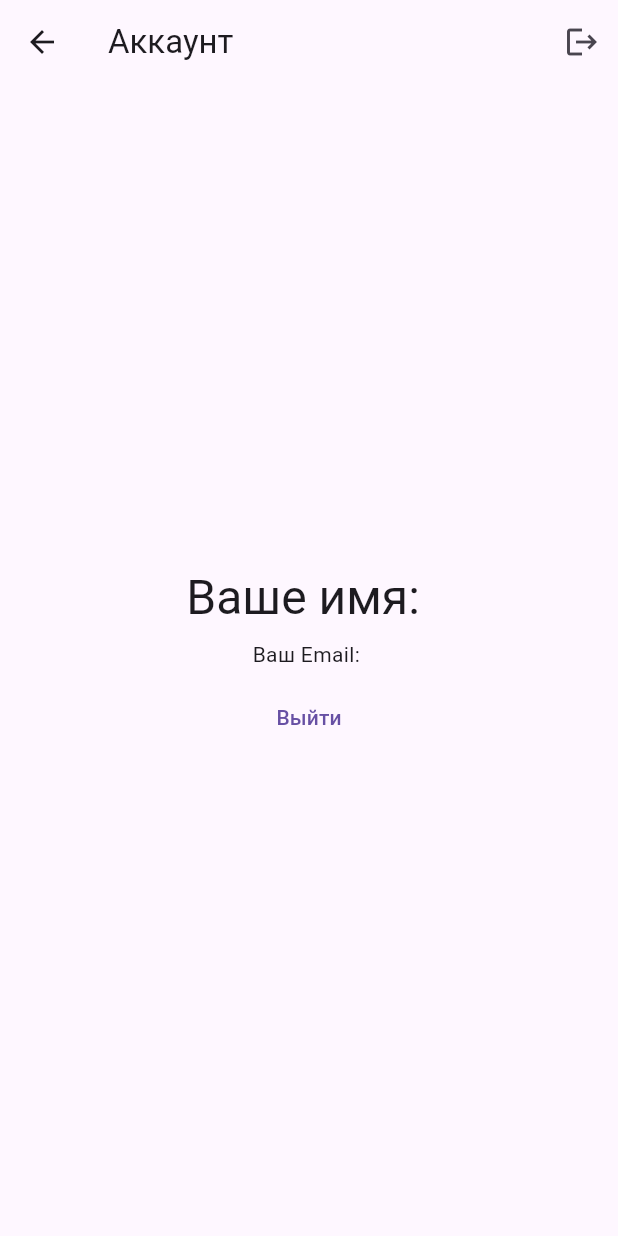
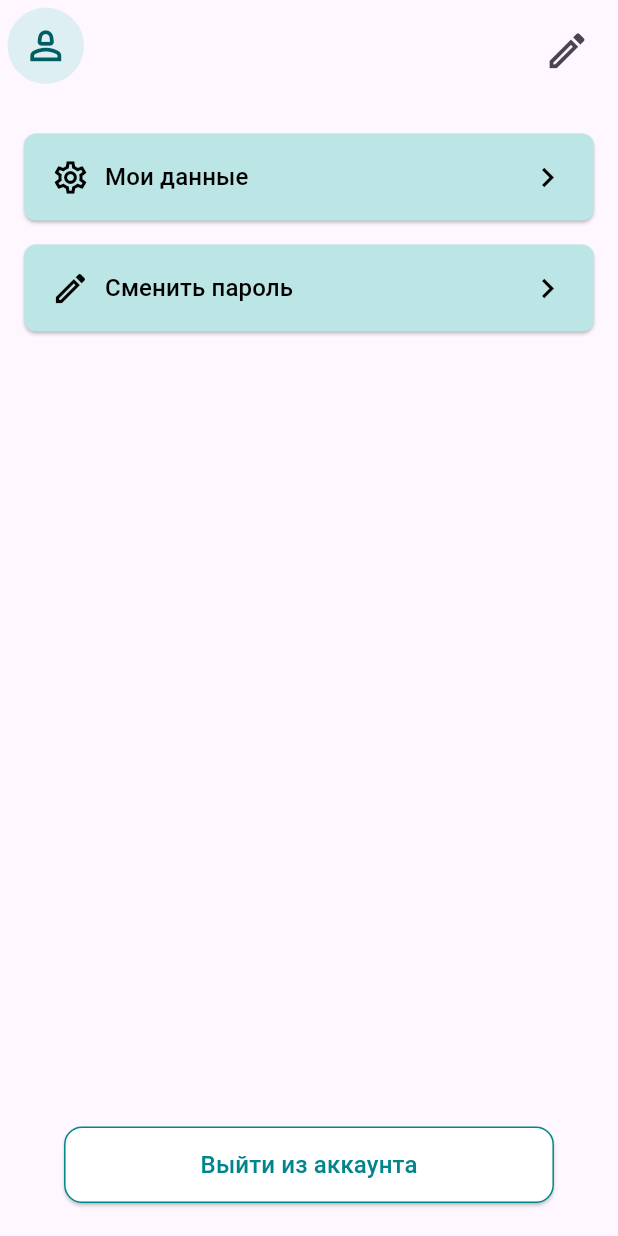
Before and after one commit to Procrastinator24/GreenBin, a Flutter app: the AccountScreen screen opened directly, on a phone screen of 412 x 824 dp. Run offline on Flutter 3.47's test engine with Material 3 defaults, Android fonts, the phone set to English and light mode, and no system bars; our stand-ins replace carousel_slider, cloud_firestore, email_validator, firebase_auth, firebase_core; accounts and stored records are empty.

Commit message:
designed user profile

```diff
--- a/lib/screens/mainPageScreens/main_page_screen_base.dart
+++ b/lib/screens/mainPageScreens/main_page_screen_base.dart
@@ -24,7 +24,6 @@ class _MainPageBase extends State<MainPageBase>{
 
   @override
   Widget build(BuildContext context){
-    int _currentIndex = 0;
 
       return Scaffold(
         body: _screens[_selectedIndex],
--- a/lib/screens/registration_and_login/account_screen.dart
+++ b/lib/screens/registration_and_login/account_screen.dart
@@ -50,8 +50,6 @@ class _AccountScreenState extends State<AccountScreen> {
         _isLoading = false;
       });
     }
-
-
   }
   Future<void> signOut() async {
     final navigator = Navigator.of(context);
@@ -77,36 +75,115 @@ class _AccountScreenState extends State<AccountScreen> {
     return Scaffold(
       resizeToAvoidBottomInset: false,
       appBar: AppBar(
-        leading: IconButton(
-          onPressed: () {
-            Navigator.pop(context);
-          },
-          icon: const Icon(
-            Icons.arrow_back, // add custom icons also
+
+        leading: Padding(
+          padding: const EdgeInsets.fromLTRB(5, 5, 0, 0),
+          child: IconButton(
+            color: Color(0xff005E63),
+            style: IconButton.styleFrom(
+              backgroundColor: Color(0xffDEEFF3),
+
+
             ),
+            onPressed: (){
+              Navigator.push(context, MaterialPageRoute(builder: (context) => const AccountScreen()));
+            }, icon: const Icon(
+                          Icons.person_2_outlined,
+                          size: 31, )),
         ),
-        title: const Text('Аккаунт'),
+        title: Column(
+          mainAxisAlignment: MainAxisAlignment.center,
+          mainAxisSize: MainAxisSize.min,
+          children: [
+            Align(
+              alignment: Alignment.centerLeft,
+              child: Text(_userData!['name'], style: TextStyle(fontSize: 28)),
+            ),
+            Align(
+              alignment: Alignment.centerLeft,
+              child: Text(_currentUser!.email ?? 'Загрузка...', style: TextStyle(fontSize: 14, color: Color(0xff4b4c4d)), ),
+            )
+          ],
+        ),
         actions: [
-          IconButton(
-            icon: const Icon(Icons.logout),
-            onPressed: () => signOut(),
-          ),
+          Padding(
+            padding: const EdgeInsets.all(10.0),
+            child: IconButton(
+              onPressed: (){}, icon: Icon(Icons.create_outlined, size: 31,)),
+          )
         ],
       ),
       body: Center(
+        child: Padding(
+          padding: const EdgeInsets.fromLTRB(16, 33, 16, 22),
           child: Column(
-          mainAxisAlignment: MainAxisAlignment.center,
+
+            mainAxisAlignment: MainAxisAlignment.start,
+            mainAxisSize: MainAxisSize.max,
             children: [
-            Text('Ваше имя: ${_userData!['name']}',
-             style: Theme.of(context).textTheme.headlineLarge,),
-            const SizedBox(height: 8,),
-            Text('Ваш Email: ${_currentUser!.email}'),
-            const SizedBox(height: 8,),
-            TextButton(
+              //Изменение пользовательских данных
+              ElevatedButton(
+                style: ElevatedButton.styleFrom(
+                  backgroundColor: Color(0xffBCE6e6),
+                  foregroundColor: Colors.black,
+                  shape: RoundedRectangleBorder(    // форма (например, скруглённые углы)
+                    borderRadius: BorderRadius.circular(8),
+                  ),
+                  padding: EdgeInsets.symmetric(vertical: 16, horizontal: 18),
+                ),
+                onPressed: (){},
+                child: Row(
+                  mainAxisSize: MainAxisSize.max,
+                  children: [
+                    Icon(Icons.settings_outlined, size: 26,),
+                    SizedBox(width: 10,),
+                    Text("Мои данные", style: TextStyle(fontSize: 16, fontWeight: FontWeight.w500),),
+                    Spacer(flex: 1,),
+                    Icon(Icons.navigate_next_outlined, size: 26)
+                  ],
+                ) ),
+
+              SizedBox(height: 16,),
+
+              // Сменить пароль
+              ElevatedButton(
+                style: ElevatedButton.styleFrom(
+                  backgroundColor: Color(0xffBCE6e6),
+                  foregroundColor: Colors.black,
+                  shape: RoundedRectangleBorder(    // форма (например, скруглённые углы)
+                    borderRadius: BorderRadius.circular(8),
+                  ),
+                  padding: EdgeInsets.symmetric(vertical: 16, horizontal: 18),
+                ),
+                onPressed: (){},
+                child: Row(
+                  mainAxisSize: MainAxisSize.max,
+                  children: [
+                    Icon(Icons.create_outlined, size: 26,),
+                    SizedBox(width: 10,),
+                    Text("Сменить пароль", style: TextStyle(fontSize: 16, fontWeight: FontWeight.w500),),
+                    Spacer(flex: 1,),
+                    Icon(Icons.navigate_next_outlined, size: 26)
+                  ],
+                ) ),
+              Spacer(),
+              ElevatedButton(
                 onPressed: () => signOut(),
-              child: const Text('Выйти'),
+
+                style: ElevatedButton.styleFrom(
+                  shape: RoundedRectangleBorder(
+                    borderRadius: BorderRadius.circular(12.0),
+                    side: BorderSide(
+                      color:Color(0xff00858C),
+                    )
                   ),
+                  padding: EdgeInsets.symmetric(vertical: 14, horizontal: 91),
+                  backgroundColor: Colors.white,
+                  foregroundColor: Color(0xff00858C),
+                ),
+                child: Text('Выйти из аккаунта', style: TextStyle(fontSize: 16),))
             ],
+          ),
         ),
       ),
     );
--- a/lib/services/get_user_data.dart
+++ b/lib/services/get_user_data.dart
@@ -1,5 +1,4 @@
 import 'package:cloud_firestore/cloud_firestore.dart';
-import 'package:firebase_auth/firebase_auth.dart';
 
 class UserModel {
   final String uid;
```
Lines whose indentation alone changed are shown as unchanged.
